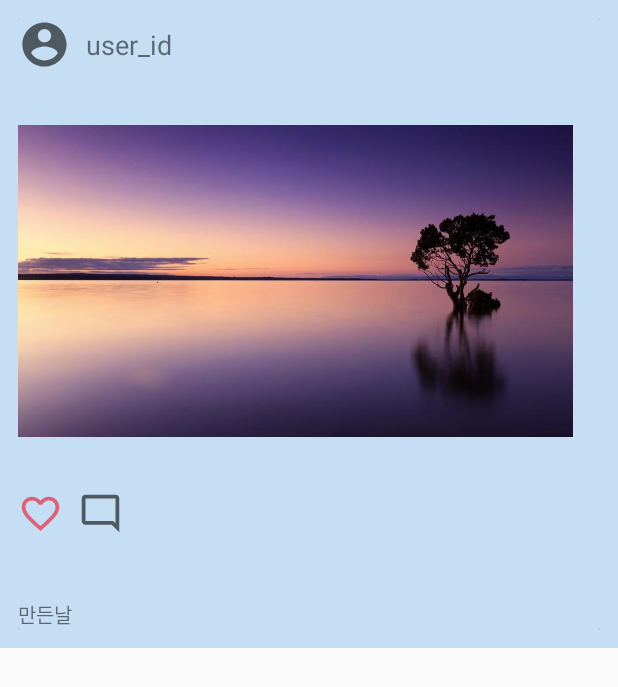
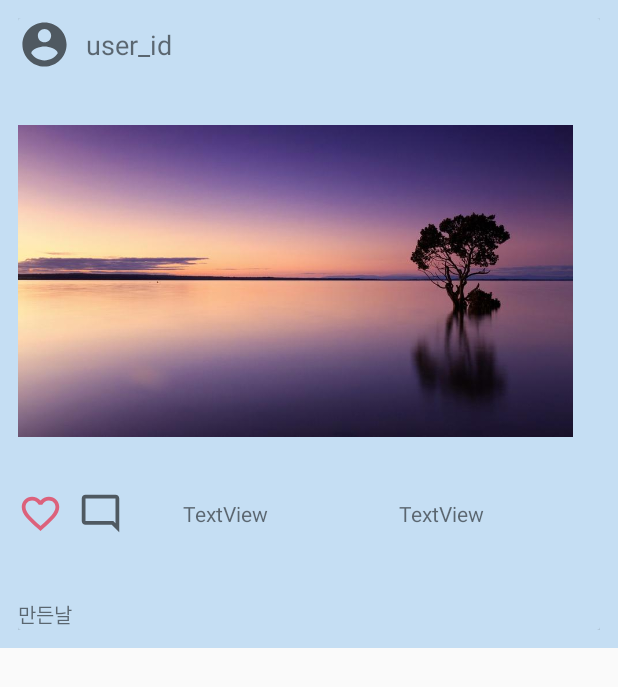
Before and after one commit to Discoonect/Portfolio-android, an Android app: the layout home_row.xml on its own in the app's theme, with its tools: preview values and no code run, on a phone screen of 412 x 824 dp. Shown: the top 687 px of the screen. Run offline under Robolectric (Android 15) with nearby library versions, the phone set to English and light mode, and no system bars; network calls fail.

```diff
--- a/app/src/main/java/com/kks/portfolio_android/adapter/RecyclerViewAdapter_home.java
+++ b/app/src/main/java/com/kks/portfolio_android/adapter/RecyclerViewAdapter_home.java
@@ -50,6 +50,8 @@ public class RecyclerViewAdapter_home extends RecyclerView.Adapter<RecyclerViewA
         holder.fh_txt_userId.setText(posting.getUser_name());
         holder.fh_txt_content.setText(posting.getContent());
         holder.fh_txt_created.setText(posting.getCreatedAt());
+        holder.fh_txt_cntFavorite.setText("댓글 "+posting.getCnt_favorite()+"개");
+        holder.fh_txt_cntComment.setText(""+posting.getCnt_comment()+"명이 좋아요를 눌렀습니다.");
 
         //시간 맞추기
         SimpleDateFormat df = new SimpleDateFormat("yyyy-MM-dd", Locale.getDefault());
@@ -88,6 +90,8 @@ public class RecyclerViewAdapter_home extends RecyclerView.Adapter<RecyclerViewA
         ImageView fh_img_comment;
         TextView fh_txt_content;
         TextView fh_txt_created;
+        TextView fh_txt_cntComment;
+        TextView fh_txt_cntFavorite;
 
         public ViewHolder(@NonNull View itemView) {
             super(itemView);
@@ -98,6 +102,8 @@ public class RecyclerViewAdapter_home extends RecyclerView.Adapter<RecyclerViewA
             fh_img_comment = itemView.findViewById(R.id.fh_img_comment);
             fh_txt_content = itemView.findViewById(R.id.fh_txt_content);
             fh_txt_created = itemView.findViewById(R.id.fh_txt_created);
+            fh_txt_cntComment = itemView.findViewById(R.id.fh_txt_cntComment);
+            fh_txt_cntFavorite = itemView.findViewById(R.id.fh_txt_cntFavorite);
 
             fh_img_like.setOnClickListener(new View.OnClickListener() {
                 @Override
--- a/app/src/main/res/layout/home_row.xml
+++ b/app/src/main/res/layout/home_row.xml
@@ -72,6 +72,25 @@
                     android:layout_height="30dp"
                     android:layout_marginLeft="10dp"
                     app:srcCompat="@drawable/ic_outline_mode_comment_24" />
+
+                <TextView
+                    android:id="@+id/fh_txt_cntFavorite"
+                    android:layout_width="wrap_content"
+                    android:layout_height="match_parent"
+                    android:layout_marginLeft="40dp"
+                    android:layout_weight="1"
+                    android:gravity="center|start"
+                    android:text="TextView" />
+
+                <TextView
+                    android:id="@+id/fh_txt_cntComment"
+                    android:layout_width="wrap_content"
+                    android:layout_height="match_parent"
+                    android:layout_marginLeft="10dp"
+                    android:layout_weight="1"
+                    android:gravity="center|start"
+                    android:text="TextView" />
+
             </LinearLayout>
 
             <LinearLayout
```
Also changed, not shown: app/src/main/java/com/kks/portfolio_android/fragment/Fragment_Home.java (+9 -5 lines), app/src/main/java/com/kks/portfolio_android/model/Posting.java (+21 -1 lines).
